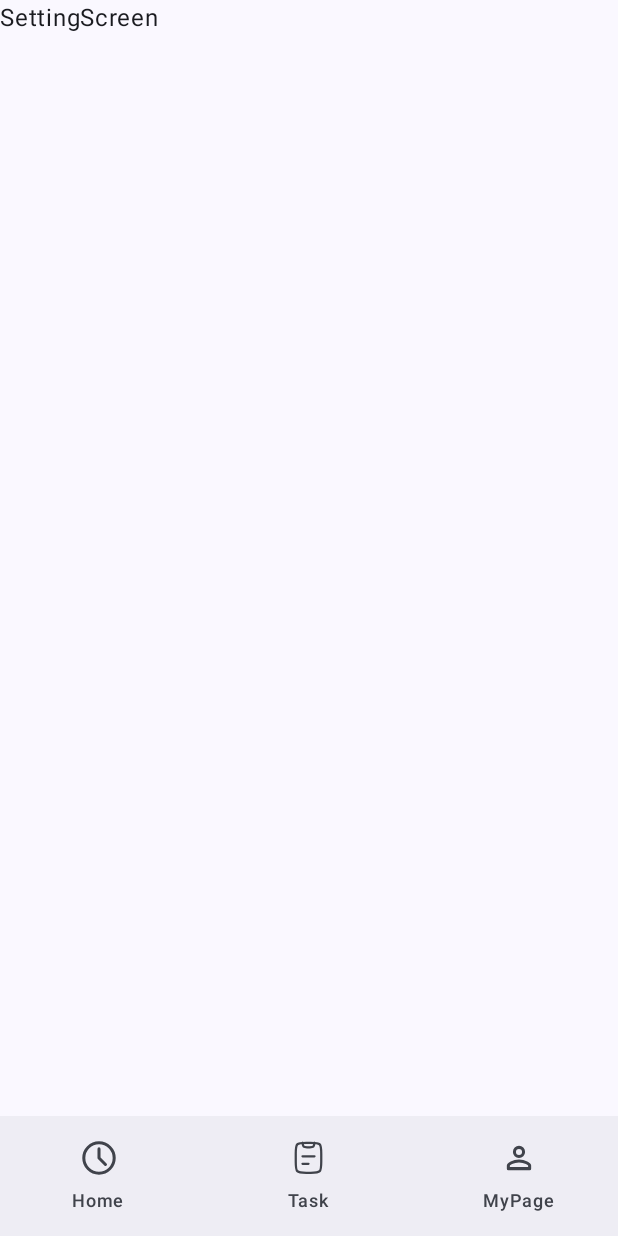
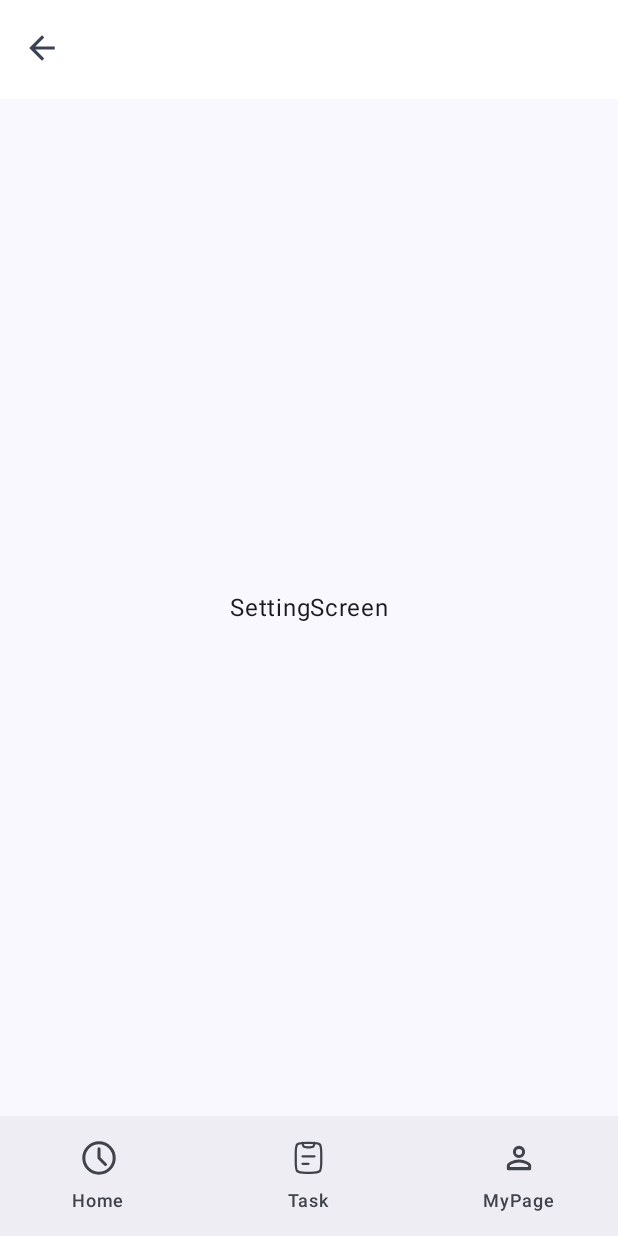
Before and after one commit to kototo522/taskmate, an Android app built with Jetpack Compose: the SettingScreen screen opened through its navigation route, on a phone screen of 412 x 824 dp. Run offline under Robolectric (Android 15) with nearby library versions, the phone set to English and light mode, and no system bars.

Commit message:
add: popBack用のAppBarを追加

```diff
--- a/app/src/main/java/com/example/taskmate/navigation/Navigation.kt
+++ b/app/src/main/java/com/example/taskmate/navigation/Navigation.kt
@@ -26,9 +26,8 @@ fun Navigation(modifier: Modifier) {
         )
     val navStackBackEntry by navController.currentBackStackEntryAsState()
     val currentRoute = navStackBackEntry?.destination?.route
-
     val navToSettingScreen = { navController.navigate("SettingScreen") }
-    val popBackStack = { navController.popBackStack() }
+    val popBackStack: () -> Unit = { navController.popBackStack() }
 
     Scaffold(
         bottomBar = {
--- a/app/src/main/java/com/example/taskmate/ui/SettingScreen.kt
+++ b/app/src/main/java/com/example/taskmate/ui/SettingScreen.kt
@@ -1,9 +1,38 @@
 package com.example.taskmate.ui
 
+import androidx.compose.foundation.layout.Box
+import androidx.compose.foundation.layout.fillMaxSize
+import androidx.compose.foundation.layout.padding
+import androidx.compose.material3.MaterialTheme
+import androidx.compose.material3.Scaffold
 import androidx.compose.material3.Text
 import androidx.compose.runtime.Composable
+import androidx.compose.ui.Alignment
+import androidx.compose.ui.Modifier
+import androidx.compose.ui.platform.LocalContext
+import com.example.taskmate.R
+import com.example.taskmate.ui.appBar.PopBackTaskMateAppBar
 
 @Composable
-fun SettingScreen(popBackStack: () -> Boolean) {
-    Text("SettingScreen")
+fun SettingScreen(popBackStack: () -> Unit) {
+    val context = LocalContext.current
+
+    Scaffold(
+        topBar = {
+            PopBackTaskMateAppBar(
+                title = { Text(context.getString(R.string.setting), color = MaterialTheme.colorScheme.secondary) },
+                popBackScreen = popBackStack,
+                modifier = Modifier,
+            )
+        }
+    ) { innerPadding ->
+        Box(
+            modifier = Modifier
+                .padding(innerPadding)
+                .fillMaxSize(),
+            contentAlignment = Alignment.Center
+        ) {
+            Text("SettingScreen", style = MaterialTheme.typography.bodyLarge)
+        }
+    }
 }
--- a/app/src/main/java/com/example/taskmate/ui/appBar/MainTaskMateAppBar.kt
+++ b/app/src/main/java/com/example/taskmate/ui/appBar/MainTaskMateAppBar.kt
@@ -16,6 +16,8 @@ fun MainTaskMateAppBar(navToSettingScreen: () -> Unit, modifier: Modifier = Modi
         title = { Text(context.getString(R.string.app_name_jp), color = MaterialTheme.colorScheme.secondary) },
         actions = { Icon(painter = painterResource(id = R.drawable.setting), contentDescription = null, tint = MaterialTheme.colorScheme.secondary) },
         onNavigationClick = navToSettingScreen,
+        navigation = {},
+        popBackClick = {},
         modifier = modifier,
     )
 }
--- /dev/null
+++ b/app/src/main/java/com/example/taskmate/ui/appBar/PopBackTaskMateAppBar.kt
@@ -0,0 +1,24 @@
+package com.example.taskmate.ui.appBar
+
+import androidx.compose.material3.Icon
+import androidx.compose.material3.MaterialTheme
+import androidx.compose.runtime.Composable
+import androidx.compose.ui.Modifier
+import androidx.compose.ui.res.painterResource
+import com.example.taskmate.R
+
+@Composable
+fun PopBackTaskMateAppBar(
+    title: @Composable () -> Unit,
+    popBackScreen: () -> Unit,
+    modifier: Modifier = Modifier
+) {
+    TaskMateAppBar(
+        title = { title },
+        actions = {},
+        onNavigationClick = {},
+        navigation = { Icon(painter = painterResource(id = R.drawable.back_arrow), contentDescription = null, tint = MaterialTheme.colorScheme.secondary) },
+        popBackClick = { popBackScreen },
+        modifier = modifier,
+    )
+}
--- a/app/src/main/java/com/example/taskmate/ui/appBar/TaskMateAppBar.kt
+++ b/app/src/main/java/com/example/taskmate/ui/appBar/TaskMateAppBar.kt
@@ -28,6 +28,8 @@ fun TaskMateAppBar(
     title: @Composable () -> Unit,
     actions: @Composable () -> Unit,
     onNavigationClick: () -> Unit,
+    navigation: @Composable () -> Unit,
+    popBackClick: () -> Unit,
     modifier: Modifier
 ) {
     Column {
@@ -36,6 +38,11 @@ fun TaskMateAppBar(
             actions = {
                 IconButton(onClick = onNavigationClick) {
                     actions()
+                }
+            },
+            navigationIcon = {
+                IconButton(onClick = popBackClick) {
+                    navigation()
                 }
             },
             modifier = modifier,
@@ -62,6 +69,8 @@ fun PreviewTaskMateAppBar(){
                 modifier = Modifier.size(24.dp)
             )
         },
+        navigation = {},
+        popBackClick = {},
         onNavigationClick = {},
         modifier = Modifier
     )
--- /dev/null
+++ b/app/src/main/res/drawable/back_arrow.xml
@@ -0,0 +1,9 @@
+<vector xmlns:android="http://schemas.android.com/apk/res/android"
+    android:width="17dp"
+    android:height="17dp"
+    android:viewportWidth="17"
+    android:viewportHeight="17">
+  <path
+      android:pathData="M16.833,7.458H4.156L9.979,1.635L8.5,0.167L0.167,8.5L8.5,16.833L9.969,15.364L4.156,9.542H16.833V7.458Z"
+      android:fillColor="#545F70"/>
+</vector>
--- a/app/src/main/res/values/strings.xml
+++ b/app/src/main/res/values/strings.xml
@@ -1,4 +1,5 @@
 <resources>
     <string name="app_name">taskmate</string>
     <string name="app_name_jp">タスクメイト</string>
+    <string name="setting">設定</string>
 </resources>
```
